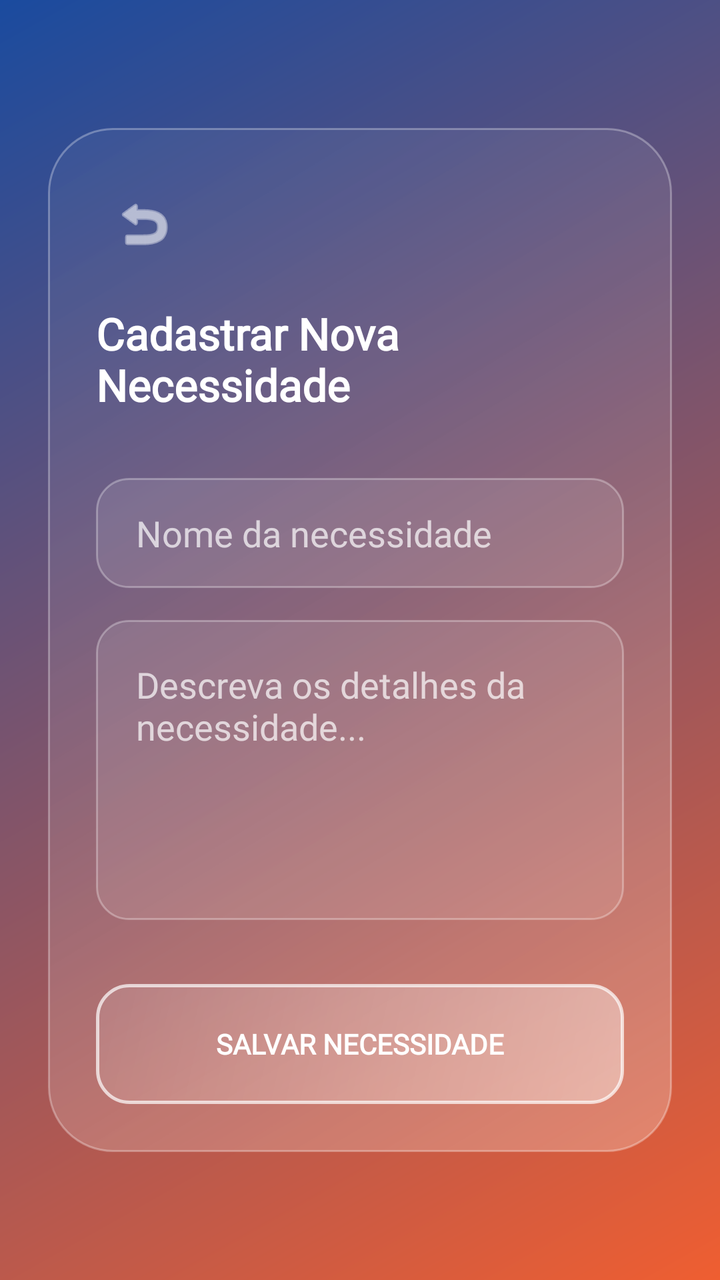
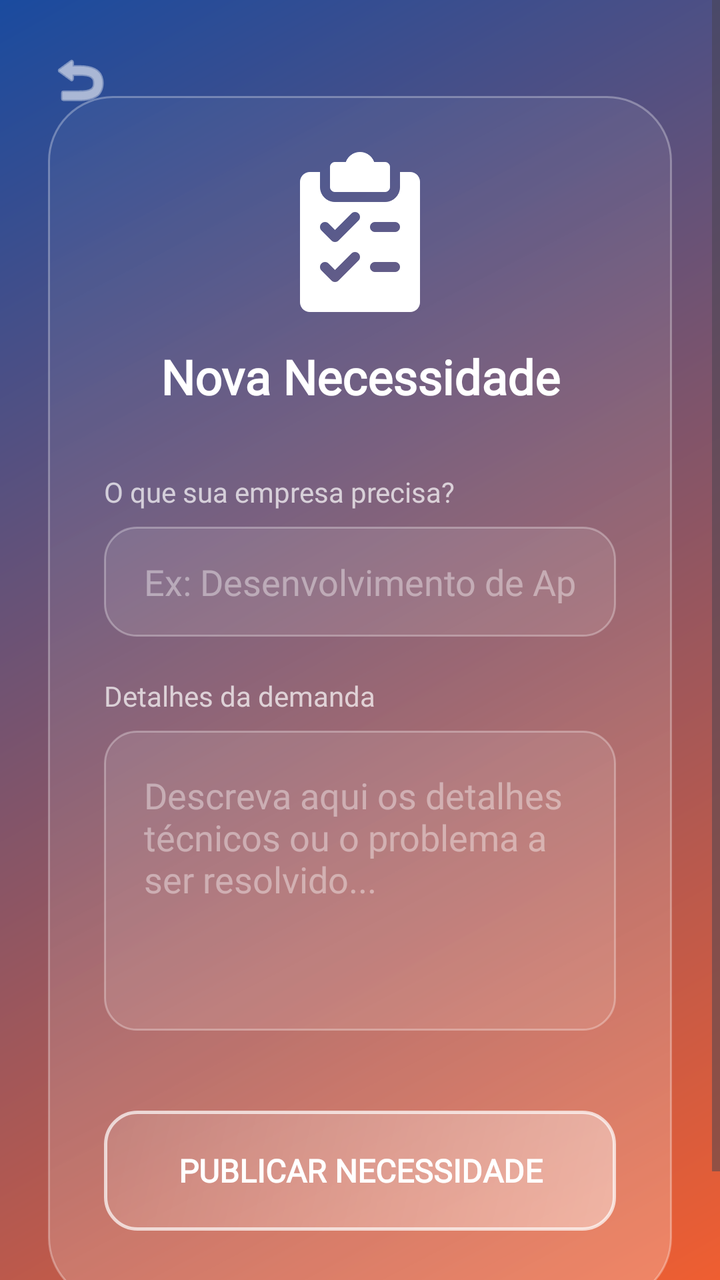

Before-and-after screenshots of an Android layout around one commit, followed by the original layout XML and the change that was made.
<!-- AndroidManifest.xml: application theme Theme.DSPI_APP -->
<!-- res/layout/activity_necessidades_cadastro.xml -->
<?xml version="1.0" encoding="utf-8"?>
<androidx.constraintlayout.widget.ConstraintLayout xmlns:android="http://schemas.android.com/apk/res/android"
    xmlns:app="http://schemas.android.com/apk/res-auto"
    android:layout_width="match_parent"
    android:layout_height="match_parent"
    android:background="@drawable/bg_gradient">

    <androidx.constraintlayout.widget.ConstraintLayout
        android:id="@+id/glassContainer"
        android:layout_width="0dp"
        android:layout_height="wrap_content"
        android:layout_margin="24dp"
        android:padding="24dp"
        android:background="@drawable/bg_glass"
        app:layout_constraintTop_toTopOf="parent"
        app:layout_constraintBottom_toBottomOf="parent"
        app:layout_constraintStart_toStartOf="parent"
        app:layout_constraintEnd_toEndOf="parent">

        <ImageButton
            android:id="@+id/btnBack"
            android:layout_width="48dp"
            android:layout_height="48dp"
            android:background="?attr/selectableItemBackgroundBorderless"
            android:src="@android:drawable/ic_menu_revert"
            app:tint="#FFFFFF"
            app:layout_constraintTop_toTopOf="parent"
            app:layout_constraintStart_toStartOf="parent" />

        
        <TextView
            android:id="@+id/tvTitle"
            android:layout_width="wrap_content"
            android:layout_height="wrap_content"
            android:text="Cadastrar Nova Necessidade"
            android:textSize="22sp"
            android:textStyle="bold"
            android:textColor="#FFFFFF"
            android:fontFamily="@font/neo_sans"
            app:layout_constraintTop_toBottomOf="@id/btnBack"
            app:layout_constraintStart_toStartOf="parent"
            app:layout_constraintEnd_toEndOf="parent"
            android:layout_marginTop="16dp" />

        
        <EditText
            android:id="@+id/inputNomeNecessidade"
            android:layout_width="match_parent"
            android:layout_height="55dp"
            android:background="@drawable/bg_input_glass"
            android:hint="Nome da necessidade"
            android:textColorHint="#B3FFFFFF"
            android:textColor="#FFFFFF"
            android:paddingHorizontal="20dp"
            android:inputType="text"
            android:fontFamily="@font/neo_sans"
            app:layout_constraintTop_toBottomOf="@id/tvTitle"
            android:layout_marginTop="32dp"/>

        
        <EditText
            android:id="@+id/inputDescricaoNecessidade"
            android:layout_width="match_parent"
            android:layout_height="150dp"
            android:background="@drawable/bg_input_glass"
            android:hint="Descreva os detalhes da necessidade..."
            android:textColorHint="#B3FFFFFF"
            android:textColor="#FFFFFF"
            android:padding="20dp"
            android:gravity="top|start"
            android:inputType="textMultiLine"
            android:lines="5"
            android:fontFamily="@font/neo_sans"
            app:layout_constraintTop_toBottomOf="@id/inputNomeNecessidade"
            android:layout_marginTop="16dp"/>

        
        <androidx.appcompat.widget.AppCompatButton
            android:id="@+id/btnSalvarNecessidade"
            android:layout_width="match_parent"
            android:layout_height="60dp"
            android:background="@drawable/bg_button_login"
            android:text="SALVAR NECESSIDADE"
            android:textColor="#FFFFFF"
            android:textStyle="bold"
            android:textAllCaps="false"
            android:fontFamily="@font/neo_sans"
            app:layout_constraintTop_toBottomOf="@id/inputDescricaoNecessidade"
            android:layout_marginTop="32dp"
            android:layout_marginBottom="16dp"/>

    </androidx.constraintlayout.widget.ConstraintLayout>

</androidx.constraintlayout.widget.ConstraintLayout>
<!-- resources referenced by this layout -->
<resources>
  <!-- drawable bg_button_login (drawable) -->
  <?xml version="1.0" encoding="utf-8"?>
  <shape xmlns:android="http://schemas.android.com/apk/res/android">
      <gradient
          android:angle="135"
          android:startColor="#66FFFFFF"
          android:endColor="#1AFFFFFF"
          android:type="linear" />
      <corners android:radius="16dp" />
      <stroke
          android:width="1.5dp"
          android:color="#B3FFFFFF" />
  </shape>
  <!-- drawable bg_glass (drawable) -->
  <?xml version="1.0" encoding="utf-8"?>
  <shape xmlns:android="http://schemas.android.com/apk/res/android">
      <gradient
          android:angle="135"
          android:startColor="#40FFFFFF"
          android:centerColor="#1AFFFFFF"
          android:endColor="#0AFFFFFF"
          android:type="linear" />
  
      <corners android:radius="32dp" />
  
      <stroke
          android:width="1dp"
          android:color="#4DFFFFFF" />
  </shape>
  <!-- drawable bg_gradient (drawable) -->
  <?xml version="1.0" encoding="utf-8"?>
  <shape xmlns:android="http://schemas.android.com/apk/res/android">
      <gradient
          android:angle="135"
          android:startColor="#ef5e31" android:endColor="#1a4b9f" android:type="linear" />
  </shape>
  <!-- drawable bg_input_glass (drawable) -->
  <?xml version="1.0" encoding="utf-8"?>
  <shape xmlns:android="http://schemas.android.com/apk/res/android">
      <solid android:color="#1AFFFFFF" />
      <corners android:radius="16dp" />
      <stroke
          android:width="1dp"
          android:color="#4DFFFFFF" />
  </shape>
  <style name="Theme.DSPI_APP" parent="Base.Theme.DSPI_APP" />
  <style name="Base.Theme.DSPI_APP" parent="Theme.Material3.DayNight.NoActionBar">
      </style>
</resources>

<!-- the commit's change to res/layout/activity_necessidades_cadastro.xml (unified diff, before → after) -->
@@ -5,90 +5,135 @@
     android:layout_height="match_parent"
     android:background="@drawable/bg_gradient">
 
-    <androidx.constraintlayout.widget.ConstraintLayout
-        android:id="@+id/glassContainer"
-        android:layout_width="0dp"
-        android:layout_height="wrap_content"
-        android:layout_margin="24dp"
-        android:padding="24dp"
-        android:background="@drawable/bg_glass"
+    <ImageButton
+        android:id="@+id/btnBack"
+        android:layout_width="48dp"
+        android:layout_height="48dp"
+        android:layout_margin="16dp"
+        android:background="?attr/selectableItemBackgroundBorderless"
+        android:src="@android:drawable/ic_menu_revert"
+        app:tint="#FFFFFF"
+        android:elevation="10dp"
         app:layout_constraintTop_toTopOf="parent"
-        app:layout_constraintBottom_toBottomOf="parent"
-        app:layout_constraintStart_toStartOf="parent"
-        app:layout_constraintEnd_toEndOf="parent">
+        app:layout_constraintStart_toStartOf="parent" />
 
-        <ImageButton
-            android:id="@+id/btnBack"
-            android:layout_width="48dp"
-            android:layout_height="48dp"
-            android:background="?attr/selectableItemBackgroundBorderless"
-            android:src="@android:drawable/ic_menu_revert"
-            app:tint="#FFFFFF"
-            app:layout_constraintTop_toTopOf="parent"
-            app:layout_constraintStart_toStartOf="parent" />
+    <ScrollView
+        android:layout_width="match_parent"
+        android:layout_height="match_parent"
+        android:fillViewport="true">
 
-        
-        <TextView
-            android:id="@+id/tvTitle"
-            android:layout_width="wrap_content"
+        <androidx.constraintlayout.widget.ConstraintLayout
+            android:layout_width="match_parent"
             android:layout_height="wrap_content"
-            android:text="Cadastrar Nova Necessidade"
-            android:textSize="22sp"
-            android:textStyle="bold"
-            android:textColor="#FFFFFF"
-            android:fontFamily="@font/neo_sans"
-            app:layout_constraintTop_toBottomOf="@id/btnBack"
-            app:layout_constraintStart_toStartOf="parent"
-            app:layout_constraintEnd_toEndOf="parent"
-            android:layout_marginTop="16dp" />
+            android:paddingVertical="48dp">
 
-        
-        <EditText
-            android:id="@+id/inputNomeNecessidade"
-            android:layout_width="match_parent"
-            android:layout_height="55dp"
-            android:background="@drawable/bg_input_glass"
-            android:hint="Nome da necessidade"
-            android:textColorHint="#B3FFFFFF"
-            android:textColor="#FFFFFF"
-            android:paddingHorizontal="20dp"
-            android:inputType="text"
-            android:fontFamily="@font/neo_sans"
-            app:layout_constraintTop_toBottomOf="@id/tvTitle"
-            android:layout_marginTop="32dp"/>
+            <androidx.constraintlayout.widget.ConstraintLayout
+                android:id="@+id/glassContainer"
+                android:layout_width="0dp"
+                android:layout_height="wrap_content"
+                android:layout_marginHorizontal="24dp"
+                android:padding="28dp"
+                android:background="@drawable/bg_glass"
+                app:layout_constraintTop_toTopOf="parent"
+                app:layout_constraintBottom_toBottomOf="parent"
+                app:layout_constraintStart_toStartOf="parent"
+                app:layout_constraintEnd_toEndOf="parent">
 
-        
-        <EditText
-            android:id="@+id/inputDescricaoNecessidade"
-            android:layout_width="match_parent"
-            android:layout_height="150dp"
-            android:background="@drawable/bg_input_glass"
-            android:hint="Descreva os detalhes da necessidade..."
-            android:textColorHint="#B3FFFFFF"
-            android:textColor="#FFFFFF"
-            android:padding="20dp"
-            android:gravity="top|start"
-            android:inputType="textMultiLine"
-            android:lines="5"
-            android:fontFamily="@font/neo_sans"
-            app:layout_constraintTop_toBottomOf="@id/inputNomeNecessidade"
-            android:layout_marginTop="16dp"/>
+                <ImageView
+                    android:id="@+id/iconNecessidade"
+                    android:layout_width="80dp"
+                    android:layout_height="80dp"
+                    android:src="@drawable/ic_necessidades"
+                    app:layout_constraintTop_toTopOf="parent"
+                    app:layout_constraintStart_toStartOf="parent"
+                    app:layout_constraintEnd_toEndOf="parent" />
 
-        
-        <androidx.appcompat.widget.AppCompatButton
-            android:id="@+id/btnSalvarNecessidade"
-            android:layout_width="match_parent"
-            android:layout_height="60dp"
-            android:background="@drawable/bg_button_login"
-            android:text="SALVAR NECESSIDADE"
-            android:textColor="#FFFFFF"
-            android:textStyle="bold"
-            android:textAllCaps="false"
-            android:fontFamily="@font/neo_sans"
-            app:layout_constraintTop_toBottomOf="@id/inputDescricaoNecessidade"
-            android:layout_marginTop="32dp"
-            android:layout_marginBottom="16dp"/>
+                <TextView
+                    android:id="@+id/tvTitle"
+                    android:layout_width="wrap_content"
+                    android:layout_height="wrap_content"
+                    android:text="Nova Necessidade"
+                    android:textSize="24sp"
+                    android:textStyle="bold"
+                    android:textColor="#FFFFFF"
+                    android:fontFamily="@font/neo_sans"
+                    android:layout_marginTop="16dp"
+                    app:layout_constraintTop_toBottomOf="@id/iconNecessidade"
+                    app:layout_constraintStart_toStartOf="parent"
+                    app:layout_constraintEnd_toEndOf="parent" />
 
-    </androidx.constraintlayout.widget.ConstraintLayout>
+                <TextView
+                    android:id="@+id/labelNome"
+                    android:layout_width="wrap_content"
+                    android:layout_height="wrap_content"
+                    android:text="O que sua empresa precisa?"
+                    android:textColor="#B3FFFFFF"
+                    android:textSize="14sp"
+                    android:fontFamily="@font/neo_sans"
+                    android:layout_marginTop="32dp"
+                    app:layout_constraintTop_toBottomOf="@id/tvTitle"
+                    app:layout_constraintStart_toStartOf="parent" />
+
+                <EditText
+                    android:id="@+id/inputNomeNecessidade"
+                    android:layout_width="match_parent"
+                    android:layout_height="55dp"
+                    android:layout_marginTop="8dp"
+                    android:background="@drawable/bg_input_glass"
+                    android:hint="Ex: Desenvolvimento de App"
+                    android:textColorHint="#66FFFFFF"
+                    android:textColor="#FFFFFF"
+                    android:paddingHorizontal="20dp"
+                    android:inputType="text"
+                    android:fontFamily="@font/neo_sans"
+                    app:layout_constraintTop_toBottomOf="@id/labelNome" />
+
+                <TextView
+                    android:id="@+id/labelDescricao"
+                    android:layout_width="wrap_content"
+                    android:layout_height="wrap_content"
+                    android:text="Detalhes da demanda"
+                    android:textColor="#B3FFFFFF"
+                    android:textSize="14sp"
+                    android:fontFamily="@font/neo_sans"
+                    android:layout_marginTop="20dp"
+                    app:layout_constraintTop_toBottomOf="@id/inputNomeNecessidade"
+                    app:layout_constraintStart_toStartOf="parent" />
+
+                <EditText
+                    android:id="@+id/inputDescricaoNecessidade"
+                    android:layout_width="match_parent"
+                    android:layout_height="150dp"
+                    android:layout_marginTop="8dp"
+                    android:background="@drawable/bg_input_glass"
+                    android:hint="Descreva aqui os detalhes técnicos ou o problema a ser resolvido..."
+                    android:textColorHint="#66FFFFFF"
+                    android:textColor="#FFFFFF"
+                    android:padding="20dp"
+                    android:gravity="top|start"
+                    android:inputType="textMultiLine"
+                    android:lines="5"
+                    android:fontFamily="@font/neo_sans"
+                    app:layout_constraintTop_toBottomOf="@id/labelDescricao" />
+
+                <androidx.appcompat.widget.AppCompatButton
+                    android:id="@+id/btnSalvarNecessidade"
+                    android:layout_width="match_parent"
+                    android:layout_height="60dp"
+                    android:layout_marginTop="40dp"
+                    android:background="@drawable/bg_button_login"
+                    android:text="PUBLICAR NECESSIDADE"
+                    android:textColor="#FFFFFF"
+                    android:textStyle="bold"
+                    android:textAllCaps="false"
+                    android:fontFamily="@font/neo_sans"
+                    android:textSize="16sp"
+                    app:layout_constraintTop_toBottomOf="@id/inputDescricaoNecessidade"
+                    android:layout_marginBottom="8dp"
+                    app:layout_constraintBottom_toBottomOf="parent"/>
+
+            </androidx.constraintlayout.widget.ConstraintLayout>
+        </androidx.constraintlayout.widget.ConstraintLayout>
+    </ScrollView>
 
 </androidx.constraintlayout.widget.ConstraintLayout>
<!-- resource entries referenced after the edit -->
@@ -45,6 +45,7 @@
           android:width="1dp"
           android:color="#4DFFFFFF" />
   </shape>
+  <!-- drawable ic_necessidades: png bitmap (drawable, 9798 bytes) -->
   <style name="Theme.DSPI_APP" parent="Base.Theme.DSPI_APP" />
   <style name="Base.Theme.DSPI_APP" parent="Theme.Material3.DayNight.NoActionBar">
       </style>
